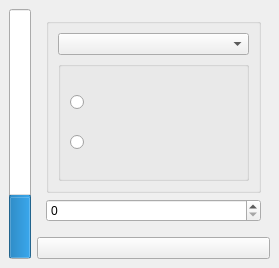
Old version of the form _4_task_widgets/mainwindow.ui in the repository Odionyx/qtcrt.
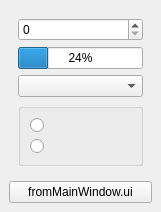
New version of the form.

```diff
--- a/_4_task_widgets/mainwindow.ui
+++ b/_4_task_widgets/mainwindow.ui
@@ -6,44 +6,31 @@
    <rect>
     <x>0</x>
     <y>0</y>
-    <width>279</width>
-    <height>268</height>
+    <width>161</width>
+    <height>174</height>
    </rect>
   </property>
   <property name="windowTitle">
    <string>MainWindow</string>
   </property>
   <widget class="QWidget" name="centralwidget">
-   <layout class="QGridLayout" name="gridLayout">
-    <item row="1" column="1" colspan="2">
-     <widget class="QPushButton" name="pushButton">
-      <property name="text">
-       <string/>
-      </property>
-      <property name="checkable">
-       <bool>true</bool>
-      </property>
-     </widget>
-    </item>
-    <item row="0" column="0" rowspan="2">
+   <layout class="QVBoxLayout" name="verticalLayout_4">
+    <item>
+     <widget class="QWidget" name="widget_2" native="true">
+      <layout class="QVBoxLayout" name="verticalLayout_2">
+       <item>
+        <widget class="QSpinBox" name="spinBox"/>
+       </item>
+       <item>
      <widget class="QProgressBar" name="progressBar">
       <property name="value">
        <number>24</number>
       </property>
       <property name="orientation">
-       <enum>Qt::Vertical</enum>
+          <enum>Qt::Horizontal</enum>
       </property>
      </widget>
     </item>
-    <item row="0" column="1" colspan="2">
-     <widget class="QWidget" name="widget_2" native="true">
-      <layout class="QVBoxLayout" name="verticalLayout_2">
-       <item>
-        <widget class="QGroupBox" name="groupBox_2">
-         <property name="title">
-          <string/>
-         </property>
-         <layout class="QVBoxLayout" name="verticalLayout">
           <item>
            <widget class="QComboBox" name="comboBox"/>
           </item>
@@ -52,7 +39,7 @@
             <property name="title">
              <string/>
             </property>
-            <layout class="QVBoxLayout" name="verticalLayout_3">
+         <layout class="QVBoxLayout" name="verticalLayout">
              <item>
               <widget class="QRadioButton" name="radioButton">
                <property name="text">
@@ -74,9 +61,10 @@
         </widget>
        </item>
        <item>
-        <widget class="QSpinBox" name="spinBox"/>
-       </item>
-      </layout>
+     <widget class="QPushButton" name="pushButton">
+      <property name="text">
+       <string>fromMainWindow.ui</string>
+      </property>
      </widget>
     </item>
    </layout>
```
Lines whose indentation alone changed are shown as unchanged.
